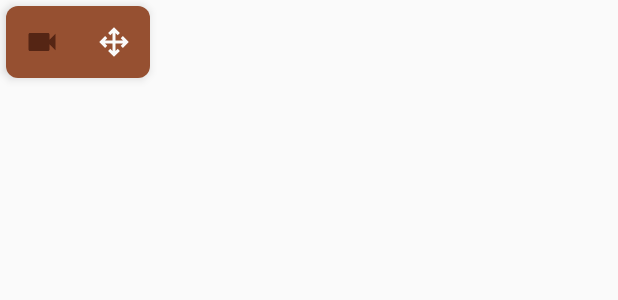
After one commit to LineageOS/android_packages_apps_Recorder, an Android app: the layout window_screen_recorder_overlay.xml on its own in the app's theme, with its tools: preview values and no code run, on a phone screen of 412 x 824 dp. The commit adds this screen. Shown: the top 300 px of the screen. Run offline under Robolectric (Android 15) with nearby library versions, the light colour scheme and no system bars.

Commit message:
Recorder: screen recorder overlay
Allow user to move to the desired screen before starting the screen record

Change-Id: I5076b96b5fa04103b8623baaa9c4ae3107361931
Signed-off-by: Joey Rizzoli <joey@lineageos.org>

```diff
--- a/app/src/main/AndroidManifest.xml
+++ b/app/src/main/AndroidManifest.xml
@@ -20,6 +20,7 @@
     <uses-permission android:name="android.permission.CAPTURE_VIDEO_OUTPUT" />
     <uses-permission android:name="android.permission.READ_PHONE_STATE" />
     <uses-permission android:name="android.permission.RECORD_AUDIO" />
+    <uses-permission android:name="android.permission.SYSTEM_ALERT_WINDOW" />
     <uses-permission android:name="android.permission.WAKE_LOCK" />
     <uses-permission android:name="android.permission.WRITE_SETTINGS" />
     <uses-permission android:name="android.permission.WRITE_EXTERNAL_STORAGE" />
@@ -47,6 +48,9 @@
 
         <!-- Screen recorder -->
         <service android:name=".screen.ScreencastService" />
+
+        <!-- Screen recorder overlay -->
+        <service android:name=".screen.OverlayService" />
 
         <receiver
             android:name=".screen.ScreencastStartReceiver"
--- /dev/null
+++ b/app/src/main/res/drawable/background_screen_recorder_overlay.xml
@@ -0,0 +1,20 @@
+<?xml version="1.0" encoding="utf-8"?>
+<!-- Copyright (c) 2017 The LineageOS Project
+
+     Licensed under the Apache License, Version 2.0 (the "License");
+     you may not use this file except in compliance with the License.
+     You may obtain a copy of the License at
+
+         http://www.apache.org/licenses/LICENSE-2.0
+
+     Unless required by applicable law or agreed to in writing, software
+     distributed under the License is distributed on an "AS IS" BASIS,
+     WITHOUT WARRANTIES OR CONDITIONS OF ANY KIND, either express or implied.
+     See the License for the specific language governing permissions and
+     limitations under the License.
+-->
+<shape xmlns:android="http://schemas.android.com/apk/res/android"
+    android:shape="rectangle">
+    <solid android:color="@color/colorAccent" />
+    <corners android:radius="8dp" />
+</shape>
--- /dev/null
+++ b/app/src/main/res/drawable/ic_drag.xml
@@ -0,0 +1,24 @@
+<?xml version="1.0" encoding="utf-8"?>
+<!-- Copyright (c) 2017 The LineageOS Project
+
+     Licensed under the Apache License, Version 2.0 (the "License");
+     you may not use this file except in compliance with the License.
+     You may obtain a copy of the License at
+
+         http://www.apache.org/licenses/LICENSE-2.0
+
+     Unless required by applicable law or agreed to in writing, software
+     distributed under the License is distributed on an "AS IS" BASIS,
+     WITHOUT WARRANTIES OR CONDITIONS OF ANY KIND, either express or implied.
+     See the License for the specific language governing permissions and
+     limitations under the License.
+-->
+<vector xmlns:android="http://schemas.android.com/apk/res/android"
+    android:width="24dp"
+    android:height="24dp"
+    android:viewportHeight="24.0"
+    android:viewportWidth="24.0">
+    <path
+        android:fillColor="@color/white"
+        android:pathData="M13,11H18L16.5,9.5L17.92,8.08L21.84,12L17.92,15.92L16.5,14.5L18,13H13V18L14.5,16.5L15.92,17.92L12,21.84L8.08,17.92L9.5,16.5L11,18V13H6L7.5,14.5L6.08,15.92L2.16,12L6.08,8.08L7.5,9.5L6,11H11V6L9.5,7.5L8.08,6.08L12,2.16L15.92,6.08L14.5,7.5L13,6V11Z" />
+</vector>
--- /dev/null
+++ b/app/src/main/res/layout/window_screen_recorder_overlay.xml
@@ -0,0 +1,40 @@
+<?xml version="1.0" encoding="utf-8"?>
+<!-- Copyright (c) 2017 The LineageOS Project
+
+     Licensed under the Apache License, Version 2.0 (the "License");
+     you may not use this file except in compliance with the License.
+     You may obtain a copy of the License at
+
+         http://www.apache.org/licenses/LICENSE-2.0
+
+     Unless required by applicable law or agreed to in writing, software
+     distributed under the License is distributed on an "AS IS" BASIS,
+     WITHOUT WARRANTIES OR CONDITIONS OF ANY KIND, either express or implied.
+     See the License for the specific language governing permissions and
+     limitations under the License.
+-->
+<LinearLayout xmlns:android="http://schemas.android.com/apk/res/android"
+    android:layout_width="wrap_content"
+    android:layout_height="wrap_content"
+    android:layout_margin="4dp"
+    android:background="@drawable/background_screen_recorder_overlay"
+    android:elevation="4dp"
+    android:orientation="horizontal"
+    android:theme="@style/AppTheme.NoActionBar">
+
+    <ImageButton
+        android:id="@+id/overlay_button"
+        android:layout_width="48dp"
+        android:layout_height="48dp"
+        android:background="?selectableItemBackground"
+        android:padding="8dp"
+        android:src="@drawable/ic_action_screen_record" />
+
+    <ImageButton
+        android:id="@+id/overlay_drag"
+        android:layout_width="48dp"
+        android:layout_height="48dp"
+        android:background="@null"
+        android:padding="12dp"
+        android:src="@drawable/ic_drag" />
+</LinearLayout>
--- a/app/src/main/res/values/strings.xml
+++ b/app/src/main/res/values/strings.xml
@@ -85,6 +85,10 @@
     <string name="screen_last_title">Last record</string>
     <!-- Screen recorder last item message -->
     <string name="screen_last_message">Date: %1$s\nDuration: %2$d seconds</string>
+    <!-- Screen recorder notification overlay title -->
+    <string name="screen_overlay_notif_title">Ready to record</string>
+    <!-- Screen recorder notification overlay message -->
+    <string name="screen_overlay_notif_message">Press the record button when you\'re ready to start</string>
 
     <!-- Permissions -->
     <!-- Permissions dialog title -->
@@ -107,6 +111,8 @@
     <string name="dialog_permissions_ask">Ask again</string>
     <!-- Permissions dialog action: dismiss dialog -->
     <string name="dialog_permissions_dismiss">Dismiss</string>
+    <!-- Message: overlay permission denied. Make sure "Draw over other apps" matches settings strings -->
+    <string name="dialog_permissions_overlay">Recorder needs \"Draw over other apps\" permission to record your screen. Press allow, enable the permission in the settings and come back to Recorder</string>
     <!-- No permissions granted error -->
     <string name="snack_permissions_no_permission">Required permissions were denied, enable them from Settings app to start recording</string>
 
```
Also changed, not shown: app/src/main/java/org/lineageos/recorder/RecorderActivity.java (+46 -14 lines), app/src/main/java/org/lineageos/recorder/screen/OverlayService.java (added, +76 -0 lines), app/src/main/java/org/lineageos/recorder/ui/OverlayLayer.java (added, +104 -0 lines).
